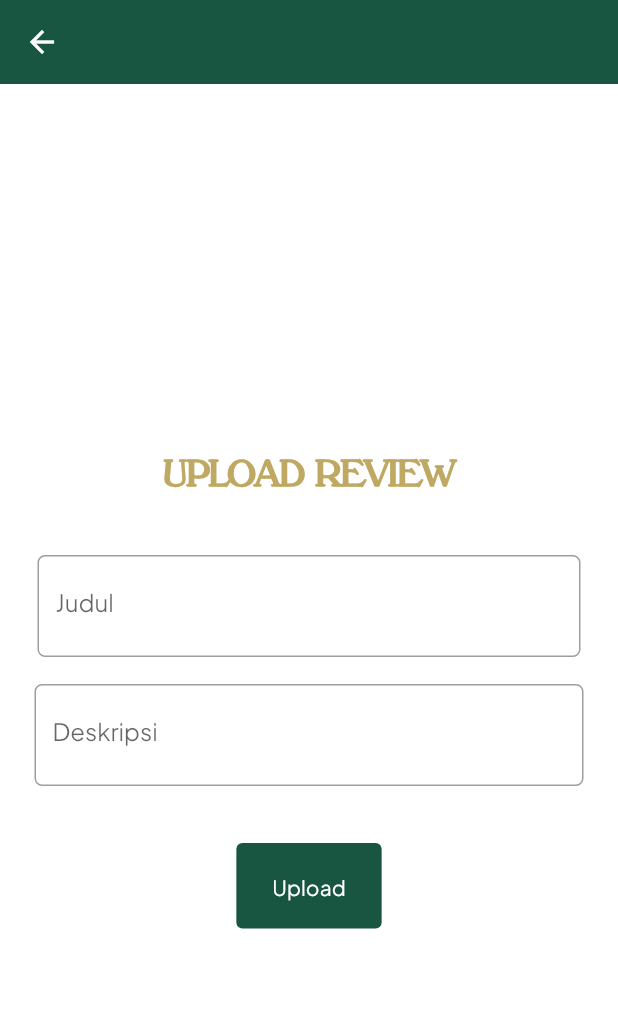
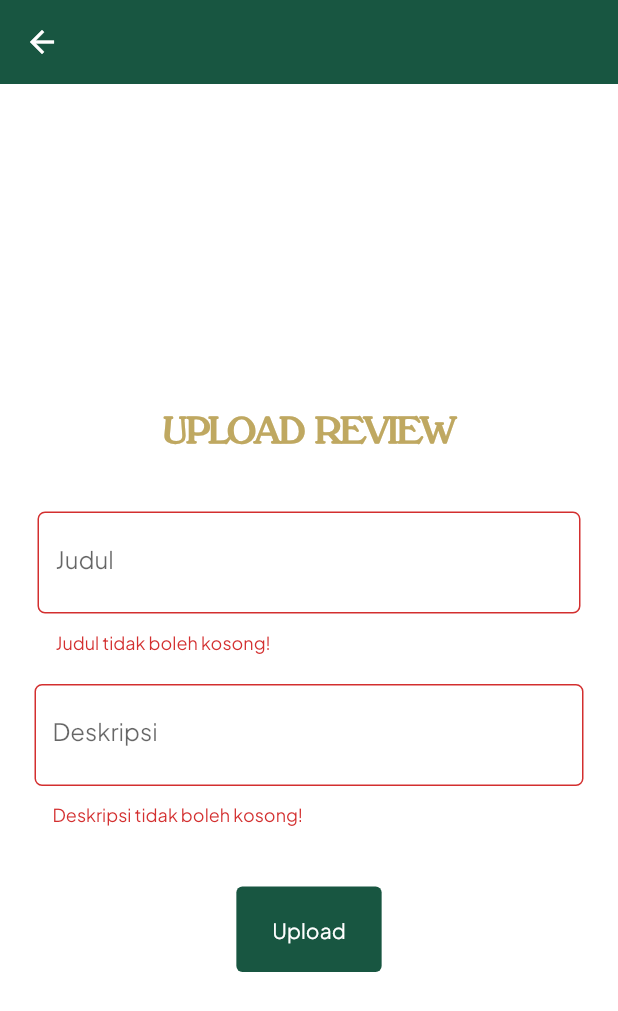
Before and after one commit to D10-PBP/Proyek-Akhir-Semester, a Flutter app: the AddreviewPage screen opened directly, after a tap on "Upload", on a phone screen of 412 x 824 dp. Shown: the top 1011 px of the screen. Run offline on Flutter 3.47's test engine with Material 2 defaults, Android fonts, the phone set to English and light mode, and no system bars; our stand-ins replace accordion, animated_text_kit, carousel_slider, flutter_html, font_awesome_flutter, google_nav_bar; missing offline and left inert: dart:html, pbp_django_auth; accounts and stored records are empty.

```diff
--- /dev/null
+++ b/lib/information/lain-lain/create_review.dart
@@ -0,0 +1,10 @@
+createReview(request, username, judul, deskripsi) async {
+  var response = await request
+      .post('https://sayang-dibuang.up.railway.app/review/create/mobile', {
+    "username": username,
+    "judul": judul,
+    "deskripsi": deskripsi,
+  });
+
+  return response["message"];
+}
--- a/lib/information/lain-lain/deletereview.dart
+++ b/lib/information/lain-lain/deletereview.dart
@@ -1,5 +1,5 @@
-deleteBarang(request, id) async {
-  var response = await request.post(
-      'https://sayang-dibuang.up.railway.app/review/$id/delete/mobile/', {});
+deleteReview(request, id) async {
+  var response = await request
+      .post('https://sayang-dibuang.up.railway.app/review/$id/delete', {});
   return response['message'];
 }
--- a/lib/information/pages/addreview_page.dart
+++ b/lib/information/pages/addreview_page.dart
@@ -2,8 +2,12 @@ import 'dart:html';
 
 import 'package:flutter/material.dart';
 import 'package:provider/provider.dart';
+import 'package:pbp_django_auth/pbp_django_auth.dart';
+import 'package:sayang_dibuang_mobile/fitur_autentikasi/providers/current_user_profile.dart';
 import 'package:sayang_dibuang_mobile/core/theme/theme_color.dart';
 import 'package:sayang_dibuang_mobile/core/providers/page_provider.dart';
+import 'package:sayang_dibuang_mobile/information/lain-lain/create_review.dart';
+import 'package:sayang_dibuang_mobile/information/pages/review_page.dart';
 import 'package:sayang_dibuang_mobile/information/pages/teams.dart';
 
 class AddreviewPage extends StatefulWidget {
@@ -16,18 +20,27 @@ class AddreviewPage extends StatefulWidget {
 class _AddreviewPageState extends State<AddreviewPage> {
   final _formKey = GlobalKey<FormState>();
 
-  String? judul;
-  String? deskripsi;
+  String judul = '';
+  String deskripsi = '';
+  // String? username;
 
   @override
+  void initState() {
+    super.initState();
+  }
+
   Widget build(BuildContext context) {
+    final request = context.watch<CookieRequest>();
+    final profile = context.watch<CurrentUserProfileModel>();
+
     return SafeArea(
       child: Scaffold(
           appBar: AppBar(
               leading: IconButton(
                 icon: const Icon(Icons.arrow_back, color: Colors.white),
                 onPressed: () =>
-                    Provider.of<PageProvider>(context, listen: false).pop(),
+                    Provider.of<PageProvider>(context, listen: false)
+                        .popInTab(),
               ),
               backgroundColor: ThemeColor.darkGreen,
               shadowColor: Colors.transparent),
@@ -121,19 +134,20 @@ class _AddreviewPageState extends State<AddreviewPage> {
                                       horizontal: 24, vertical: 16),
                                 ),
                               ),
-                              onPressed: () {
-                                // if (_formKey.currentState!.validate()) {
-                                //   createBarang(request, profile.user?.username,
-                                //       judul, deskripsi, foto, lokasi, kategori);
+                              onPressed: () async {
+                                if (_formKey.currentState!.validate()) {
+                                  createReview(request, profile.user?.username,
+                                      judul, deskripsi);
 
-                                //   Provider.of<PageProvider>(context,
-                                //           listen: false)
-                                //       .push(const CreateBarangBekas(),
-                                //           const BerandaBarangPage());
-                                // }
+                                  Provider.of<PageProvider>(context,
+                                          listen: false)
+                                      .pushInTab(const AddreviewPage(),
+                                          const ReviewPage());
+                                }
+
                                 Provider.of<PageProvider>(context,
                                         listen: false)
-                                    .pop();
+                                    .popInTab();
                               },
                               child: const Text(
                                 "Upload",
--- a/lib/information/pages/teams.dart
+++ b/lib/information/pages/teams.dart
@@ -19,7 +19,7 @@ class _TeamPageState extends State<TeamPage> {
           leading: IconButton(
               icon: const Icon(Icons.arrow_back, color: Colors.white),
               onPressed: () {
-                Provider.of<PageProvider>(context, listen: false).pop();
+                Provider.of<PageProvider>(context, listen: false).popInTab();
               }),
           backgroundColor: ThemeColor.darkGreen,
           shadowColor: Colors.transparent),
```
Also changed, not shown: lib/information/lain-lain/fetch_review.dart (+8 -15 lines), lib/information/pages/information.dart (+6 -4 lines), lib/information/pages/review_page.dart (+60 -27 lines), lib/information/pages/reviewdetail_page.dart (+106 -40 lines), pubspec.lock.
